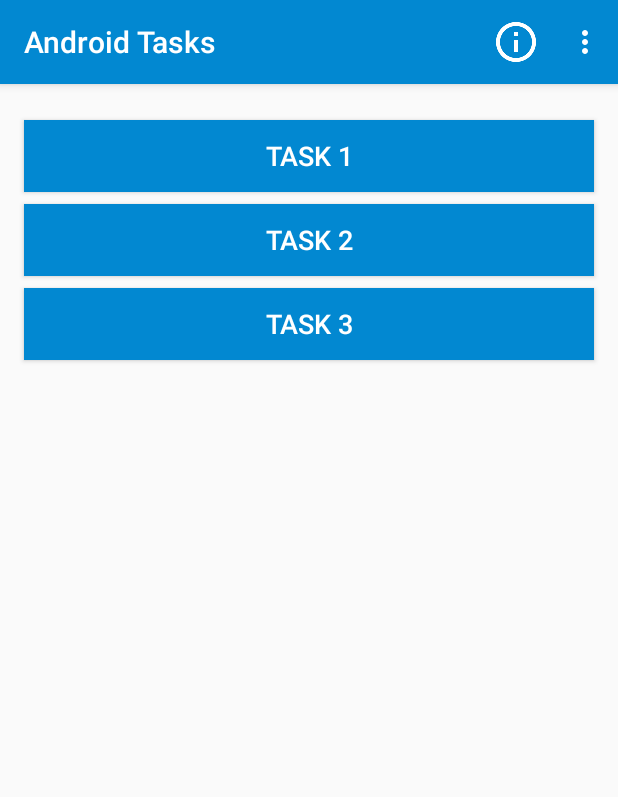
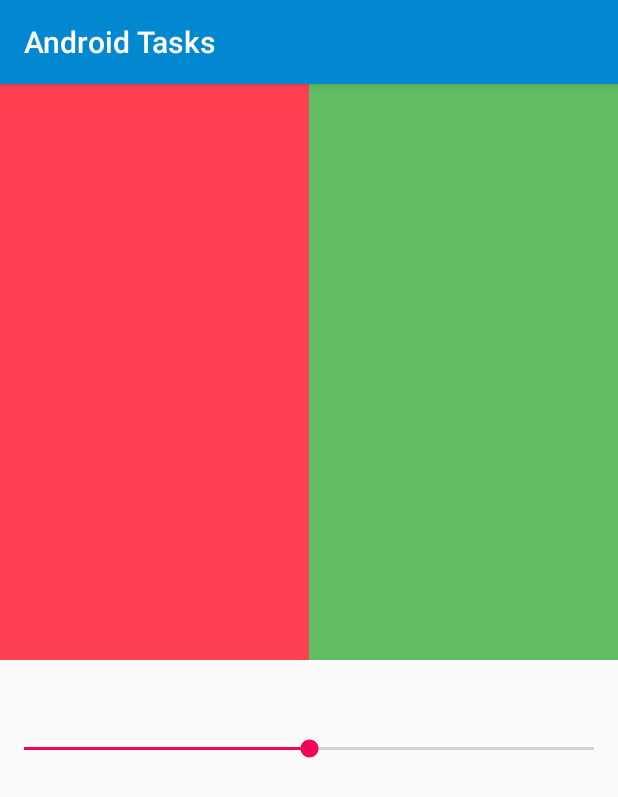
Before and after one commit to IolemanI/AndroidTasks, an Android app: the screen it shows after launch (MainActivity before the commit, Task3Activity after it), after a tap on "TASK 3", on a phone screen of 412 x 824 dp. Shown: the top 797 px of the screen. Run offline under Robolectric (Android 15) with nearby library versions, the phone set to English and light mode, and no system bars.

Commit message:
Implemented the TASK 4 (changing of params in real time). Add TASK 4 button.

```diff
--- a/app/src/main/AndroidManifest.xml
+++ b/app/src/main/AndroidManifest.xml
@@ -17,7 +17,8 @@
             </intent-filter>
         </activity>
         <activity android:name=".Task1Activity" />
-        <activity android:name=".Task2Activity"></activity>
+        <activity android:name=".Task2Activity" />
+        <activity android:name=".Task3Activity"></activity>
     </application>
 
 </manifest>
--- a/app/src/main/java/com/oleman/androidtasks/MainActivity.java
+++ b/app/src/main/java/com/oleman/androidtasks/MainActivity.java
@@ -23,6 +23,7 @@ public class MainActivity extends AppCompatActivity implements View.OnClickListe
     private Button task1Btn;
     private Button task2Btn;
     private Button task3Btn;
+    private Button task4Btn;
 
     @Override
     protected void onCreate(Bundle savedInstanceState) {
@@ -33,14 +34,17 @@ public class MainActivity extends AppCompatActivity implements View.OnClickListe
         task1Btn = (Button) findViewById(R.id.task1Btn);
         task2Btn = (Button) findViewById(R.id.task2Btn);
         task3Btn = (Button) findViewById(R.id.task3Btn);
+        task4Btn = (Button) findViewById(R.id.task4Btn);
 
         task1Btn.setOnClickListener(this);
         task2Btn.setOnClickListener(this);
         task3Btn.setOnClickListener(this);
+        task4Btn.setOnClickListener(this);
 
         registerForContextMenu(task1Btn); //регистрация контекстного меню для кнопок
         registerForContextMenu(task2Btn);
         registerForContextMenu(task3Btn);
+        registerForContextMenu(task4Btn);
     }
 
     @Override        // создание контекстного меню
@@ -56,6 +60,9 @@ public class MainActivity extends AppCompatActivity implements View.OnClickListe
             case R.id.task3Btn:
                 menu.add(0, 3, 0, "Info");
                 break;
+            case R.id.task4Btn:
+                menu.add(0, 4, 0, "Info");
+                break;
         }
     }
 
@@ -70,6 +77,9 @@ public class MainActivity extends AppCompatActivity implements View.OnClickListe
                 Toast.makeText(MainActivity.this, "Adding the buttons in real time.", Toast.LENGTH_LONG).show();
                 break;
             case 3:
+                Toast.makeText(MainActivity.this, "Changing the parameters of view-elements in real time.", Toast.LENGTH_LONG).show();
+                break;
+            case 4:
                 Toast.makeText(MainActivity.this, "Calculator.", Toast.LENGTH_LONG).show();
                 break;
         }
@@ -120,7 +130,13 @@ public class MainActivity extends AppCompatActivity implements View.OnClickListe
 
                 break;
             case R.id.task3Btn:
-                Log.d(TAG, "Task #3 clicked.");
+                Intent intent3 = new Intent(this, Task3Activity.class);
+                startActivity(intent3);
+                Log.d(TAG, "Open Task #3.");
+
+                break;
+            case R.id.task4Btn:
+                Log.d(TAG, "Task #4 clicked.");
 
                 Toast toast = Toast.makeText(MainActivity.this, "In developing.", Toast.LENGTH_SHORT);
                 toast.setGravity(Gravity.CENTER, 0, 0);
--- /dev/null
+++ b/app/src/main/java/com/oleman/androidtasks/Task3Activity.java
@@ -0,0 +1,61 @@
+package com.oleman.androidtasks;
+
+import android.support.v7.app.AppCompatActivity;
+import android.os.Bundle;
+import android.view.View;
+import android.widget.Button;
+import android.widget.LinearLayout;
+import android.widget.SeekBar;
+import android.widget.TextView;
+
+public class Task3Activity extends AppCompatActivity implements SeekBar.OnSeekBarChangeListener{
+
+
+    private Button green;
+    private Button red;
+    private LinearLayout.LayoutParams lParamsGreen;
+    private LinearLayout.LayoutParams lParamsRed;
+    SeekBar seekBar;
+
+    private int greenNum;
+    private int redNum;
+
+    @Override
+    protected void onCreate(Bundle savedInstanceState) {
+        super.onCreate(savedInstanceState);
+        setContentView(R.layout.activity_task3);
+
+        green = (Button) findViewById(R.id.buttonGreen);
+        red = (Button) findViewById(R.id.buttonRed);
+        seekBar = (SeekBar) findViewById(R.id.seekBarTask3);
+        seekBar.setOnSeekBarChangeListener(this);   //говорим, что обработчик SeekBar-а находится ниже (строка 41)
+
+        lParamsGreen = (LinearLayout.LayoutParams) green.getLayoutParams();
+        lParamsRed = (LinearLayout.LayoutParams) red.getLayoutParams();
+
+
+
+    }
+
+    @Override
+    public void onProgressChanged(SeekBar seekBar, int i, boolean b) {
+        redNum = i;       //вес красной кнопки - параметр i (progress)
+        greenNum = seekBar.getMax() - i;   //вес зеленой кнопки - все оставшееся
+
+        lParamsRed.weight = redNum;     //устанавливаем вес
+        lParamsGreen.weight = greenNum;
+
+        red.setText(String.valueOf(redNum));   //пишем значение в название кнопки
+        green.setText(String.valueOf(greenNum));
+    }
+
+    @Override
+    public void onStartTrackingTouch(SeekBar seekBar) {
+
+    }
+
+    @Override
+    public void onStopTrackingTouch(SeekBar seekBar) {
+
+    }
+}
--- /dev/null
+++ b/app/src/main/res/layout/activity_task3.xml
@@ -0,0 +1,49 @@
+<?xml version="1.0" encoding="utf-8"?>
+<LinearLayout xmlns:android="http://schemas.android.com/apk/res/android"
+    xmlns:tools="http://schemas.android.com/tools"
+    android:layout_width="match_parent"
+    android:layout_height="match_parent"
+    tools:context="com.oleman.androidtasks.Task3Activity"
+    android:orientation="vertical">
+
+    <LinearLayout
+        android:layout_width="match_parent"
+        android:layout_height="match_parent"
+        android:orientation="horizontal"
+        android:layout_weight="1">
+
+        <Button
+            android:id="@+id/buttonRed"
+            android:layout_width="wrap_content"
+            android:layout_height="match_parent"
+            android:layout_weight="1"
+            android:background="@color/colorRed"
+            android:text=""
+            tools:ignore="ButtonStyle,NestedWeights" />
+
+        <Button
+            android:id="@+id/buttonGreen"
+            android:layout_width="wrap_content"
+            android:layout_height="match_parent"
+            android:layout_weight="1"
+            android:background="@color/colorGreen"
+            android:text=""
+            tools:ignore="ButtonStyle" />
+    </LinearLayout>
+
+    <RelativeLayout
+        android:layout_width="match_parent"
+        android:layout_height="match_parent"
+        android:layout_weight="1"
+        android:orientation="vertical">
+
+        <SeekBar
+            android:id="@+id/seekBarTask3"
+            android:layout_width="match_parent"
+            android:layout_height="wrap_content"
+            android:layout_marginTop="50dp"
+            android:max="100"
+            android:progress="50" />
+
+    </RelativeLayout>
+</LinearLayout>
```
Also changed, not shown: app/src/main/res/layout/content_main.xml (+12 -0 lines), app/src/main/res/values/strings.xml (+15 -9 lines).
